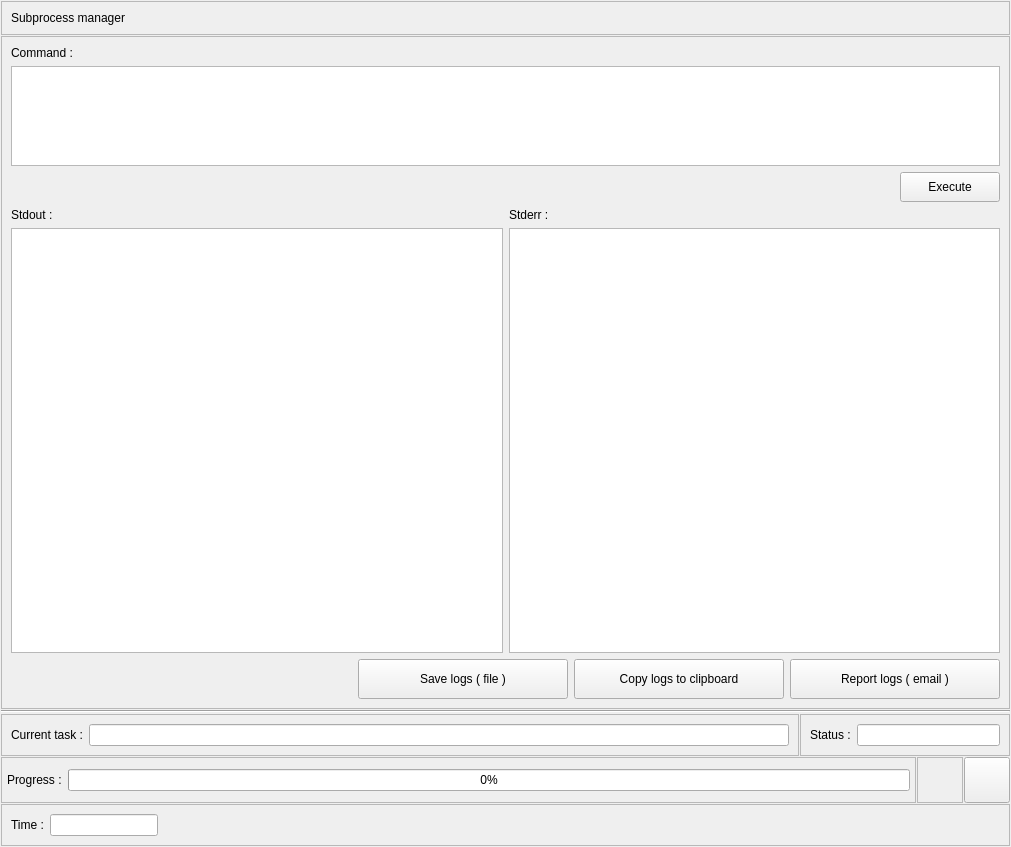
Before: the Qt Designer form App/ui_files/subprocess_manager.ui in Wizard-collab/Wizard, drawn with Qt 5.
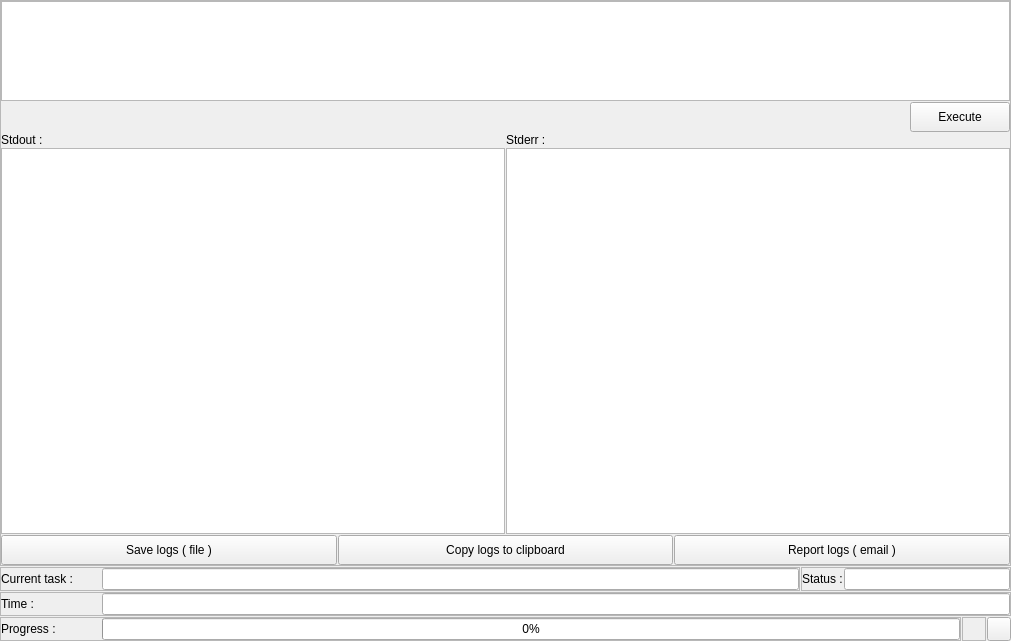
After: the same form once the commit is applied.

The edit to the form file:
```diff
--- a/App/ui_files/subprocess_manager.ui
+++ b/App/ui_files/subprocess_manager.ui
@@ -7,7 +7,7 @@
     <x>0</x>
     <y>0</y>
     <width>1011</width>
-    <height>847</height>
+    <height>641</height>
    </rect>
   </property>
   <property name="windowTitle">
@@ -18,42 +18,17 @@
     <number>1</number>
    </property>
    <property name="leftMargin">
-    <number>1</number>
+    <number>0</number>
    </property>
    <property name="topMargin">
-    <number>1</number>
+    <number>0</number>
    </property>
    <property name="rightMargin">
-    <number>1</number>
+    <number>0</number>
    </property>
    <property name="bottomMargin">
-    <number>1</number>
+    <number>0</number>
    </property>
-   <item>
-    <widget class="QFrame" name="frame">
-     <property name="sizePolicy">
-      <sizepolicy hsizetype="Preferred" vsizetype="Fixed">
-       <horstretch>0</horstretch>
-       <verstretch>0</verstretch>
-      </sizepolicy>
-     </property>
-     <property name="frameShape">
-      <enum>QFrame::StyledPanel</enum>
-     </property>
-     <property name="frameShadow">
-      <enum>QFrame::Raised</enum>
-     </property>
-     <layout class="QHBoxLayout" name="horizontalLayout">
-      <item>
-       <widget class="QLabel" name="label">
-        <property name="text">
-         <string>Subprocess manager</string>
-        </property>
-       </widget>
-      </item>
-     </layout>
-    </widget>
-   </item>
    <item>
     <widget class="QFrame" name="subprocess_details_frame">
      <property name="frameShape">
@@ -63,13 +38,21 @@
       <enum>QFrame::Raised</enum>
      </property>
      <layout class="QVBoxLayout" name="verticalLayout_2">
-      <item>
-       <widget class="QLabel" name="label_2">
-        <property name="text">
-         <string>Command :</string>
-        </property>
-       </widget>
-      </item>
+      <property name="spacing">
+       <number>1</number>
+      </property>
+      <property name="leftMargin">
+       <number>0</number>
+      </property>
+      <property name="topMargin">
+       <number>0</number>
+      </property>
+      <property name="rightMargin">
+       <number>0</number>
+      </property>
+      <property name="bottomMargin">
+       <number>0</number>
+      </property>
       <item>
        <widget class="QTextEdit" name="subprocess_command_textEdit">
         <property name="sizePolicy">
@@ -172,31 +155,21 @@
       </item>
       <item>
        <layout class="QHBoxLayout" name="horizontalLayout_9">
-        <item>
-         <spacer name="horizontalSpacer_2">
-          <property name="orientation">
-           <enum>Qt::Horizontal</enum>
-          </property>
-          <property name="sizeHint" stdset="0">
-           <size>
-            <width>40</width>
-            <height>20</height>
-           </size>
-          </property>
-         </spacer>
-        </item>
+        <property name="spacing">
+         <number>1</number>
+        </property>
         <item>
          <widget class="QPushButton" name="save_logs_pushButton">
           <property name="minimumSize">
            <size>
             <width>210</width>
-            <height>40</height>
+            <height>30</height>
            </size>
           </property>
           <property name="maximumSize">
            <size>
             <width>16777215</width>
-            <height>40</height>
+            <height>30</height>
            </size>
           </property>
           <property name="text">
@@ -209,13 +182,13 @@
           <property name="minimumSize">
            <size>
             <width>210</width>
-            <height>40</height>
+            <height>30</height>
            </size>
           </property>
           <property name="maximumSize">
            <size>
             <width>16777215</width>
-            <height>40</height>
+            <height>30</height>
            </size>
           </property>
           <property name="text">
@@ -228,13 +201,13 @@
           <property name="minimumSize">
            <size>
             <width>210</width>
-            <height>40</height>
+            <height>30</height>
            </size>
           </property>
           <property name="maximumSize">
            <size>
             <width>16777215</width>
-            <height>40</height>
+            <height>30</height>
            </size>
           </property>
           <property name="text">
@@ -247,13 +220,6 @@
      </layout>
     </widget>
    </item>
-   <item>
-    <widget class="Line" name="line">
-     <property name="orientation">
-      <enum>Qt::Horizontal</enum>
-     </property>
-    </widget>
-   </item>
    <item>
     <layout class="QHBoxLayout" name="horizontalLayout_8">
      <property name="spacing">
@@ -274,8 +240,35 @@
         <enum>QFrame::Raised</enum>
        </property>
        <layout class="QHBoxLayout" name="horizontalLayout_5">
+        <property name="spacing">
+         <number>1</number>
+        </property>
+        <property name="leftMargin">
+         <number>0</number>
+        </property>
+        <property name="topMargin">
+         <number>0</number>
+        </property>
+        <property name="rightMargin">
+         <number>0</number>
+        </property>
+        <property name="bottomMargin">
+         <number>0</number>
+        </property>
         <item>
          <widget class="QLabel" name="label_5">
+          <property name="minimumSize">
+           <size>
+            <width>100</width>
+            <height>0</height>
+           </size>
+          </property>
+          <property name="maximumSize">
+           <size>
+            <width>100</width>
+            <height>16777215</height>
+           </size>
+          </property>
           <property name="text">
            <string>Current task :</string>
           </property>
@@ -312,6 +305,21 @@
         <enum>QFrame::Raised</enum>
        </property>
        <layout class="QHBoxLayout" name="horizontalLayout_6">
+        <property name="spacing">
+         <number>1</number>
+        </property>
+        <property name="leftMargin">
+         <number>0</number>
+        </property>
+        <property name="topMargin">
+         <number>0</number>
+        </property>
+        <property name="rightMargin">
+         <number>0</number>
+        </property>
+        <property name="bottomMargin">
+         <number>0</number>
+        </property>
         <item>
          <widget class="QLabel" name="label_6">
           <property name="sizePolicy">
@@ -329,7 +337,7 @@
          <widget class="QLineEdit" name="subprocess_status_lineEdit">
           <property name="maximumSize">
            <size>
-            <width>150</width>
+            <width>16777215</width>
             <height>16777215</height>
            </size>
           </property>
@@ -343,6 +351,65 @@
      </item>
     </layout>
    </item>
+   <item>
+    <widget class="QFrame" name="frame_2">
+     <property name="frameShape">
+      <enum>QFrame::StyledPanel</enum>
+     </property>
+     <property name="frameShadow">
+      <enum>QFrame::Raised</enum>
+     </property>
+     <layout class="QHBoxLayout" name="horizontalLayout_4">
+      <property name="spacing">
+       <number>1</number>
+      </property>
+      <property name="leftMargin">
+       <number>0</number>
+      </property>
+      <property name="topMargin">
+       <number>0</number>
+      </property>
+      <property name="rightMargin">
+       <number>0</number>
+      </property>
+      <property name="bottomMargin">
+       <number>0</number>
+      </property>
+      <item>
+       <widget class="QLabel" name="label_7">
+        <property name="minimumSize">
+         <size>
+          <width>100</width>
+          <height>0</height>
+         </size>
+        </property>
+        <property name="maximumSize">
+         <size>
+          <width>100</width>
+          <height>16777215</height>
+         </size>
+        </property>
+        <property name="text">
+         <string>Time :</string>
+        </property>
+       </widget>
+      </item>
+      <item>
+       <widget class="QLineEdit" name="subprocess_time_lineEdit">
+        <property name="sizePolicy">
+         <sizepolicy hsizetype="Minimum" vsizetype="Fixed">
+          <horstretch>0</horstretch>
+          <verstretch>0</verstretch>
+         </sizepolicy>
+        </property>
+        <property name="readOnly">
+         <bool>true</bool>
+        </property>
+       </widget>
+      </item>
+     </layout>
+    </widget>
+   </item>
    <item>
     <layout class="QHBoxLayout" name="horizontalLayout_11">
      <property name="spacing">
@@ -357,20 +424,35 @@
         <enum>QFrame::Raised</enum>
        </property>
        <layout class="QHBoxLayout" name="horizontalLayout_7">
+        <property name="spacing">
+         <number>1</number>
+        </property>
         <property name="leftMargin">
-         <number>5</number>
+         <number>0</number>
         </property>
         <property name="topMargin">
-         <number>5</number>
+         <number>0</number>
         </property>
         <property name="rightMargin">
-         <number>5</number>
+         <number>0</number>
         </property>
         <property name="bottomMargin">
-         <number>5</number>
+         <number>0</number>
         </property>
         <item>
          <widget class="QLabel" name="label_4">
+          <property name="minimumSize">
+           <size>
+            <width>100</width>
+            <height>0</height>
+           </size>
+          </property>
+          <property name="maximumSize">
+           <size>
+            <width>100</width>
+            <height>16777215</height>
+           </size>
+          </property>
           <property name="text">
            <string>Progress :</string>
           </property>
@@ -390,14 +472,14 @@
       <widget class="QFrame" name="frame_6">
        <property name="minimumSize">
         <size>
-         <width>46</width>
-         <height>46</height>
+         <width>24</width>
+         <height>24</height>
         </size>
        </property>
        <property name="maximumSize">
         <size>
-         <width>46</width>
-         <height>46</height>
+         <width>24</width>
+         <height>24</height>
         </size>
        </property>
        <property name="layoutDirection">
@@ -414,16 +496,16 @@
          <number>0</number>
         </property>
         <property name="leftMargin">
-         <number>4</number>
+         <number>1</number>
         </property>
         <property name="topMargin">
-         <number>4</number>
+         <number>1</number>
         </property>
         <property name="rightMargin">
-         <number>4</number>
+         <number>1</number>
         </property>
         <property name="bottomMargin">
-         <number>4</number>
+         <number>1</number>
         </property>
         <item>
          <widget class="QLabel" name="subprocess_manager_loading_label">
@@ -442,14 +524,14 @@
       <widget class="QPushButton" name="subprocess_ma_stop_pushButton">
        <property name="minimumSize">
         <size>
-         <width>46</width>
-         <height>46</height>
+         <width>24</width>
+         <height>24</height>
         </size>
        </property>
        <property name="maximumSize">
         <size>
-         <width>46</width>
-         <height>46</height>
+         <width>24</width>
+         <height>24</height>
         </size>
        </property>
        <property name="text">
@@ -457,59 +539,14 @@
        </property>
        <property name="iconSize">
         <size>
-         <width>30</width>
-         <height>30</height>
+         <width>20</width>
+         <height>20</height>
         </size>
        </property>
       </widget>
      </item>
     </layout>
    </item>
-   <item>
-    <widget class="QFrame" name="frame_2">
-     <property name="frameShape">
-      <enum>QFrame::StyledPanel</enum>
-     </property>
-     <property name="frameShadow">
-      <enum>QFrame::Raised</enum>
-     </property>
-     <layout class="QHBoxLayout" name="horizontalLayout_4">
-      <item>
-       <widget class="QLabel" name="label_7">
-        <property name="text">
-         <string>Time :</string>
-        </property>
-       </widget>
-      </item>
-      <item>
-       <widget class="QLineEdit" name="subprocess_time_lineEdit">
-        <property name="sizePolicy">
-         <sizepolicy hsizetype="Minimum" vsizetype="Fixed">
-          <horstretch>0</horstretch>
-          <verstretch>0</verstretch>
-         </sizepolicy>
-        </property>
-        <property name="readOnly">
-         <bool>true</bool>
-        </property>
-       </widget>
-      </item>
-      <item>
-       <spacer name="horizontalSpacer_3">
-        <property name="orientation">
-         <enum>Qt::Horizontal</enum>
-        </property>
-        <property name="sizeHint" stdset="0">
-         <size>
-          <width>40</width>
-          <height>20</height>
-         </size>
-        </property>
-       </spacer>
-      </item>
-     </layout>
-    </widget>
-   </item>
   </layout>
  </widget>
  <resources/>
```
